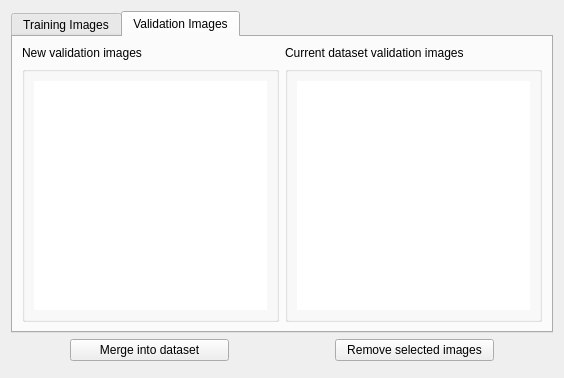
The window that view/imageinspectionwidget.ui (Joensw/RCAIT) describes before a commit, drawn with Qt 5.
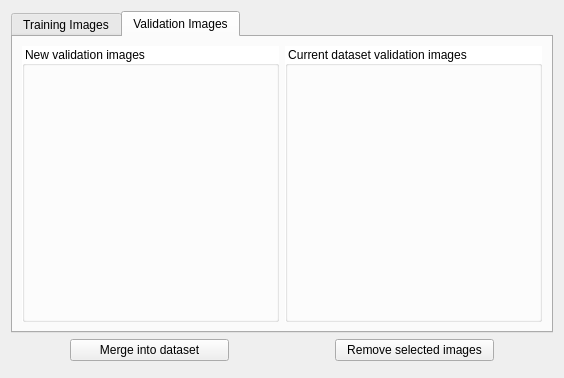
The same window after the commit. The open tabs and pages were chosen to show the change. Icons and pictures are not drawn. Custom widgets are drawn as their Qt base class.

The edit to the form file:
```diff
--- a/view/imageinspectionwidget.ui
+++ b/view/imageinspectionwidget.ui
@@ -106,11 +106,16 @@
       <attribute name="title">
        <string>Validation Images</string>
       </attribute>
-      <layout class="QGridLayout" name="gridLayout_2">
-       <item row="1" column="0">
+      <layout class="QVBoxLayout" name="verticalLayout_3">
+       <item>
+        <layout class="QHBoxLayout" name="horizontalLayout_4">
+         <item>
         <widget class="QGroupBox" name="groupBox_3">
+           <property name="styleSheet">
+            <string notr="true">background-color: rgb(255, 255, 255)</string>
+           </property>
          <property name="title">
-          <string/>
+            <string>New validation images</string>
          </property>
          <layout class="QGridLayout" name="gridLayout_5">
           <item row="0" column="0">
@@ -118,7 +123,7 @@
             <property name="styleSheet">
              <string notr="true">selection-color: rgb(0, 0, 0);
               selection-background-color: rgb(255, 255, 255);
-              background-color: none;
+              background-color: transparent;
               border: 2px rgb(0, 0, 0);
              </string>
             </property>
@@ -135,17 +140,13 @@
          </layout>
         </widget>
        </item>
-       <item row="0" column="0">
-        <widget class="QLabel" name="label">
-         <property name="text">
-          <string>New validation images</string>
-         </property>
-        </widget>
-       </item>
-       <item row="1" column="1">
+         <item>
         <widget class="QGroupBox" name="groupBox_4">
+           <property name="styleSheet">
+            <string notr="true">background-color: rgb(255, 255, 255)</string>
+           </property>
          <property name="title">
-          <string/>
+            <string>Current dataset validation images</string>
          </property>
          <layout class="QGridLayout" name="gridLayout_6">
           <item row="0" column="0">
@@ -153,7 +154,7 @@
             <property name="styleSheet">
              <string notr="true">selection-color: rgb(0, 0, 0);
               selection-background-color: rgb(255, 255, 255);
-              background-color: none;
+              background-color: transparent;
               border: 2px rgb(0, 0, 0);
              </string>
             </property>
@@ -170,12 +171,7 @@
          </layout>
         </widget>
        </item>
-       <item row="0" column="1">
-        <widget class="QLabel" name="label_3">
-         <property name="text">
-          <string>Current dataset validation images</string>
-         </property>
-        </widget>
+        </layout>
        </item>
       </layout>
      </widget>
```
Left out of the diff: 44 changed lines with no effect on the pictures. Lines whose indentation alone changed are shown as unchanged.
